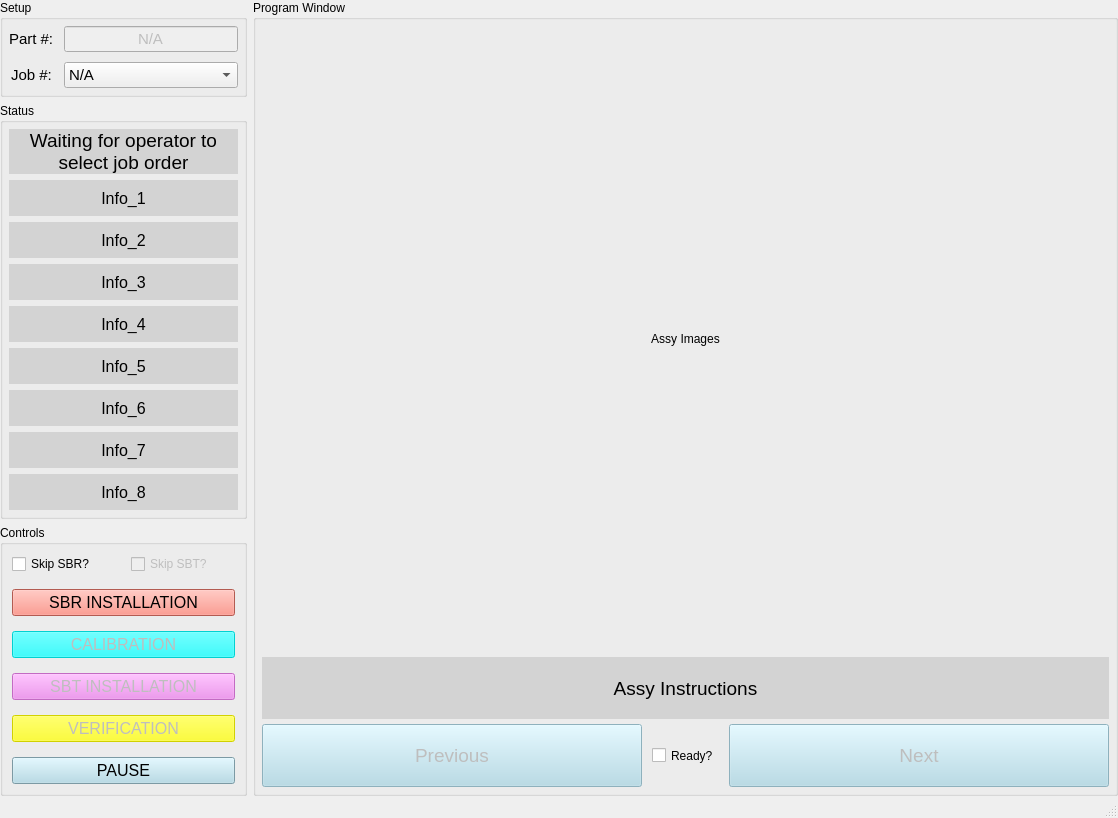
The window that RUBY.ui (JewellInstruments/JEWELL_Manufacturing_Execution_System) describes before a commit, drawn with Qt 5.
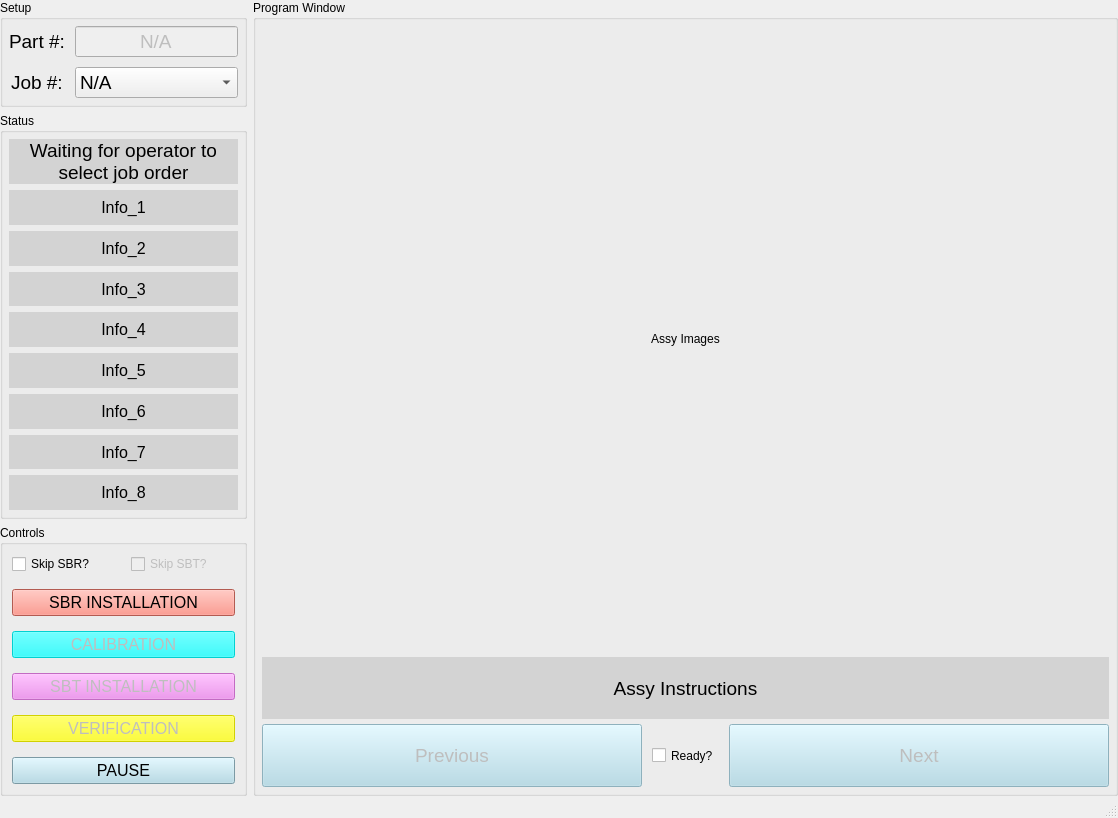
The same window after the commit.

The edit to the form file:
```diff
--- a/RUBY.ui
+++ b/RUBY.ui
@@ -1290,7 +1290,7 @@
           <widget class="QLabel" name="PartNumberLabel">
            <property name="font">
             <font>
-             <pointsize>11</pointsize>
+             <pointsize>14</pointsize>
             </font>
            </property>
            <property name="text">
@@ -1302,7 +1302,7 @@
           <widget class="QLabel" name="JobNumberLabel">
            <property name="font">
             <font>
-             <pointsize>11</pointsize>
+             <pointsize>14</pointsize>
             </font>
            </property>
            <property name="text">
@@ -1314,7 +1314,7 @@
           <widget class="QComboBox" name="JobNumberComboBox">
            <property name="font">
             <font>
-             <pointsize>11</pointsize>
+             <pointsize>14</pointsize>
             </font>
            </property>
            <item>
@@ -1337,7 +1337,7 @@
            </property>
            <property name="font">
             <font>
-             <pointsize>11</pointsize>
+             <pointsize>14</pointsize>
             </font>
            </property>
            <property name="text">
```
